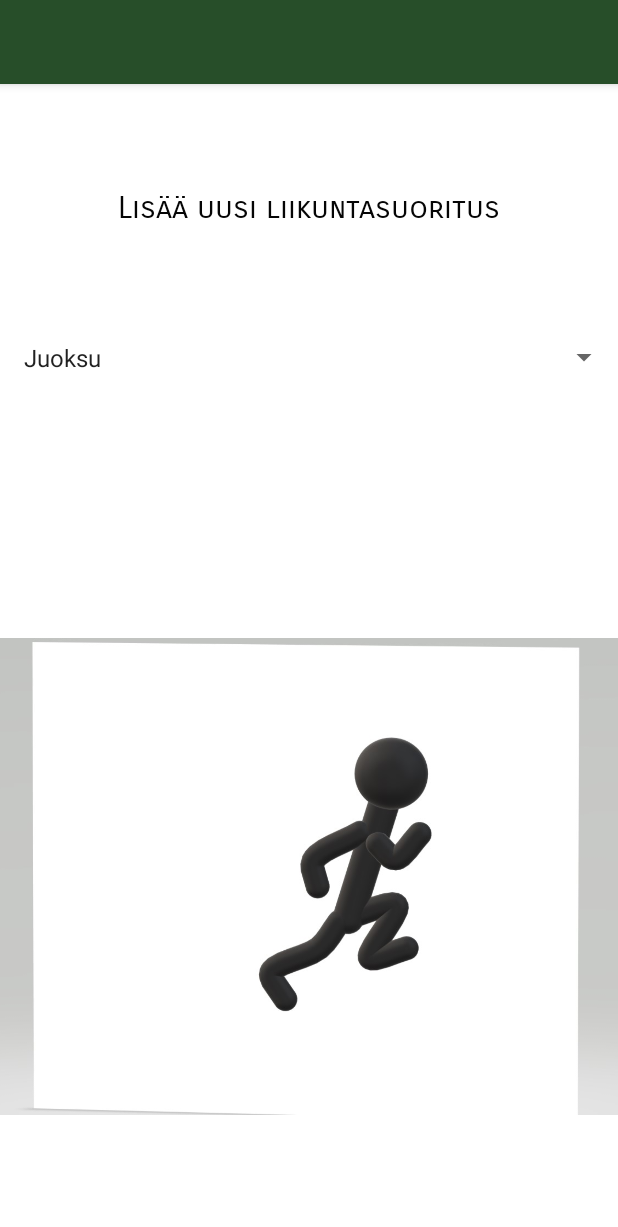
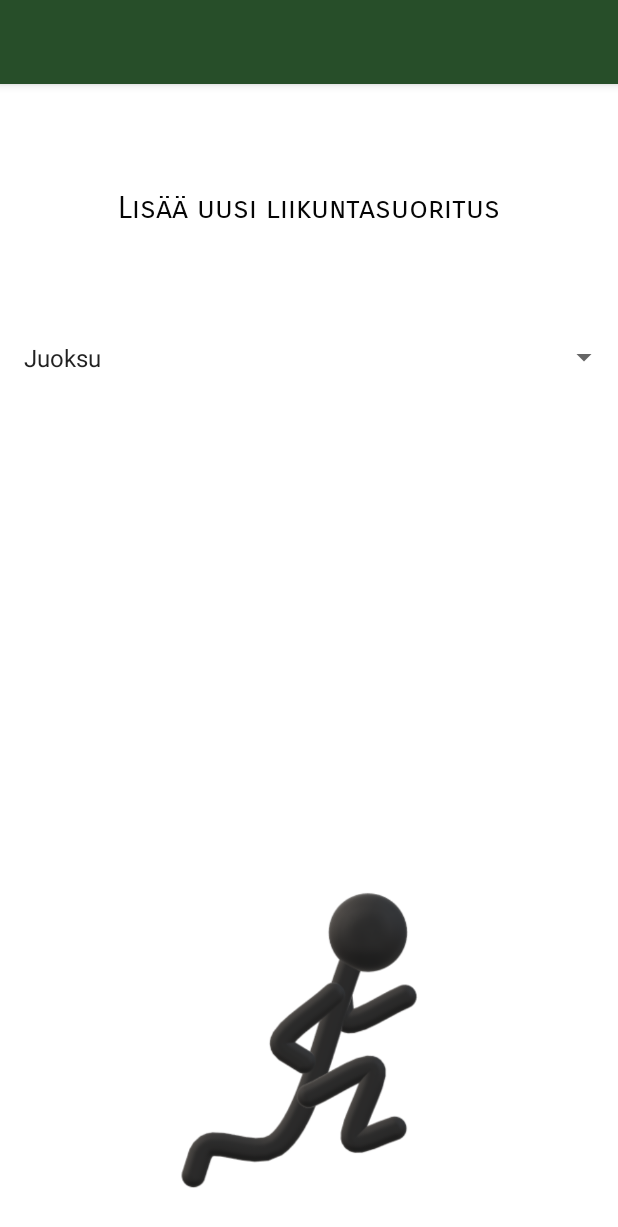
Before and after one commit to Sofvi/HealthHub, an Android app: the Exercise screen opened directly, with no data from a screen before it, on a phone screen of 412 x 824 dp. Shown: the top 1227 px of the screen. Run offline under Robolectric (Android 15) with nearby library versions, the phone set to English and light mode, and no system bars.

Commit message:
Päivitetty tikku-ukko lisätty

```diff
--- a/app/src/main/res/layout/activity_exercise.xml
+++ b/app/src/main/res/layout/activity_exercise.xml
@@ -41,14 +41,13 @@
         tools:ignore="SpeakableTextPresentCheck,TouchTargetSizeCheck" />
 
     <ImageView
-        android:id="@+id/imageView"
-        android:layout_width="581dp"
-        android:layout_height="471dp"
+        android:id="@+id/imageView3"
+        android:layout_width="277dp"
+        android:layout_height="247dp"
         android:layout_marginBottom="4dp"
         app:layout_constraintBottom_toBottomOf="parent"
         app:layout_constraintEnd_toEndOf="parent"
-        app:layout_constraintHorizontal_bias="0.347"
         app:layout_constraintStart_toStartOf="parent"
-        app:srcCompat="@drawable/man" />
+        app:srcCompat="@drawable/man3" />
 
 </androidx.constraintlayout.widget.ConstraintLayout>
```
Also changed, not shown: app/src/main/res/drawable/man3.png (added).
